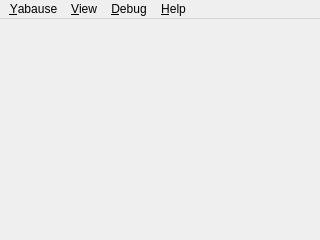
Old version of the form yabause/src/qt/ui/UIYabause.ui in the repository KitoHo/yabause.
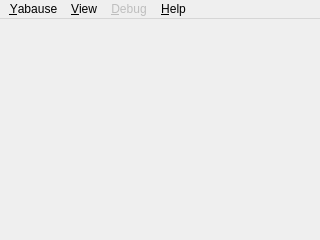
New version of the form.

Commit message: Add glut support so now FPS is working. Disabled some menu/action that are not yet implemented. All enabled actions are now working ( screenshot may be bugguy ). Rework some code. When changing the iso file, the emu is not yet capable of handle it, you need restart application. The port has been develop on Mac OS X Leopard and Kubuntu Linux and there are working on both the same way, with same code. I think it's the firstly usable Qt Port for players.

The edit to the form file:
```diff
--- a/yabause/src/qt/ui/UIYabause.ui
+++ b/yabause/src/qt/ui/UIYabause.ui
@@ -66,6 +66,9 @@
     <addaction name="aViewLog" />
    </widget>
    <widget class="QMenu" name="mViewDebug" >
+    <property name="enabled" >
+     <bool>false</bool>
+    </property>
     <property name="title" >
      <string>&amp;Debug</string>
     </property>
```
Left out of the diff: 148 changed lines with no effect on the pictures. The commit also changes 10 other files.
